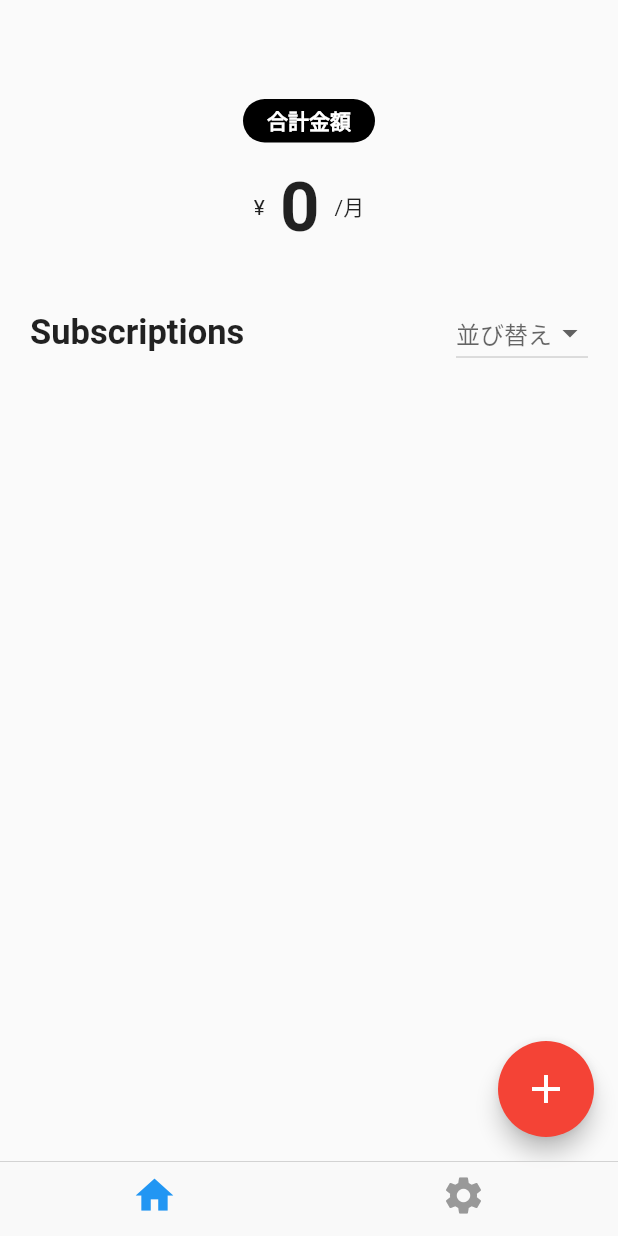
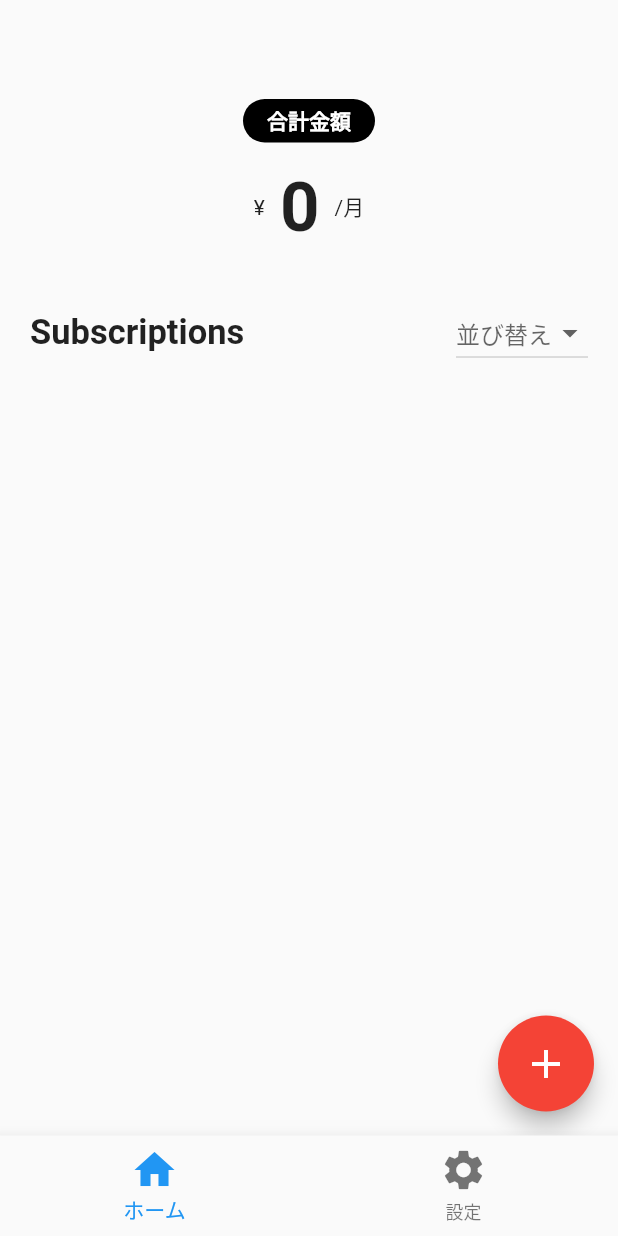
Before and after one commit to CodeGateCircle/subscription_app_mobile, a Flutter app: the screen it shows after launch, after a tap on "管理スタート", on a phone screen of 412 x 824 dp. Run offline on Flutter 3.47's test engine with Material 2 defaults, Android fonts, the phone set to English and light mode, and no system bars; our stand-ins replace dio, flutter_dotenv, flutter_riverpod, image_picker; missing offline and left inert: platform_device_id; network calls fail.

Commit message:
設定画面の作成

```diff
--- a/lib/features/app_bottom_navigation_bar.dartapp_bottom_navigation_bar/app_bottom_navigation_bar.dart
+++ b/lib/features/app_bottom_navigation_bar.dartapp_bottom_navigation_bar/app_bottom_navigation_bar.dart
@@ -13,11 +13,20 @@ class AppBottomNavigationBar extends StatefulWidget {
 class _AppBottomNavigationBarState extends State<AppBottomNavigationBar> {
   int currentIndex = 0;
 
-  final List<Icon> icons = [const Icon(Icons.home), const Icon(Icons.settings)];
+  final List<BottomNavigationBarItem> _tabItems = [
+    const BottomNavigationBarItem(
+      icon: Icon(Icons.home),
+      label: 'ホーム',
+    ),
+    const BottomNavigationBarItem(
+      icon: Icon(Icons.settings),
+      label: "設定",
+    ),
+  ];
 
   void _onTap(int index) {
     setState(() {
-      currentIndex = index; //インデックスの更新
+      currentIndex = index;
     });
   }
 
@@ -31,12 +40,9 @@ class _AppBottomNavigationBarState extends State<AppBottomNavigationBar> {
           Settings(),
         ],
       ),
-      bottomNavigationBar: CupertinoTabBar(
-        items: icons
-            .map(
-              (icon) => BottomNavigationBarItem(icon: icon),
-            )
-            .toList(),
+      bottomNavigationBar: BottomNavigationBar(
+        iconSize: 32,
+        items: _tabItems,
         currentIndex: currentIndex,
         onTap: _onTap,
       ),
--- /dev/null
+++ b/lib/screens/settings/settings_item.dart
@@ -0,0 +1,41 @@
+import 'package:flutter/material.dart';
+
+class SettingsItem extends StatelessWidget {
+  const SettingsItem({
+    Key? key,
+    required this.title,
+    required this.onTap,
+  }) : super(key: key);
+
+  final String title;
+  final Function()? onTap;
+
+  @override
+  Widget build(BuildContext context) {
+    return GestureDetector(
+      onTap: onTap,
+      child: Column(
+        children: [
+          Container(
+            padding: const EdgeInsets.symmetric(vertical: 16),
+            decoration: const BoxDecoration(
+              color: Colors.white,
+            ),
+            child: Row(
+              mainAxisAlignment: MainAxisAlignment.spaceBetween,
+              children: [
+                Text(
+                  title,
+                  style: const TextStyle(
+                    fontWeight: FontWeight.bold,
+                  ),
+                ),
+                const Icon(Icons.chevron_right),
+              ],
+            ),
+          ),
+        ],
+      ),
+    );
+  }
+}
--- a/lib/screens/settings/settings_screent.dart
+++ b/lib/screens/settings/settings_screent.dart
@@ -1,14 +1,76 @@
 import 'package:flutter/material.dart';
+import 'settings_item.dart';
 
 class Settings extends StatelessWidget {
   const Settings({Key? key}) : super(key: key);
 
+  Widget _buildSettingList(BuildContext context, Widget? settings) {
+    return Container(
+      padding: const EdgeInsets.symmetric(horizontal: 15),
+      decoration: const BoxDecoration(
+        color: Colors.white,
+      ),
+      child: settings,
+    );
+  }
+
   @override
   Widget build(BuildContext context) {
     return Container(
+      padding: const EdgeInsets.symmetric(vertical: 64),
+      decoration: const BoxDecoration(
+        color: Color.fromRGBO(197, 198, 199, 0.5),
+      ),
+      width: double.infinity,
       child: Column(
         children: [
-          Text("設定画面です👋"),
+          _buildSettingList(
+            context,
+            Column(
+              children: [
+                SettingsItem(
+                  title: "通貨の設定",
+                  onTap: () {},
+                ),
+                SettingsItem(
+                  title: "言語選択",
+                  onTap: () {},
+                ),
+                SettingsItem(
+                  title: "テーマ選択",
+                  onTap: () {},
+                ),
+              ],
+            ),
+          ),
+          const SizedBox(height: 20),
+          _buildSettingList(
+            context,
+            Column(
+              children: [
+                SettingsItem(
+                  title: "利用規約",
+                  onTap: () {},
+                ),
+                SettingsItem(
+                  title: "プライパシーポリシー",
+                  onTap: () {},
+                ),
+                SettingsItem(
+                  title: "お問い合わせ",
+                  onTap: () {},
+                ),
+              ],
+            ),
+          ),
+          const SizedBox(height: 20),
+          _buildSettingList(
+            context,
+            SettingsItem(
+              title: "このアプリについて",
+              onTap: () {},
+            ),
+          )
         ],
       ),
     );
```
